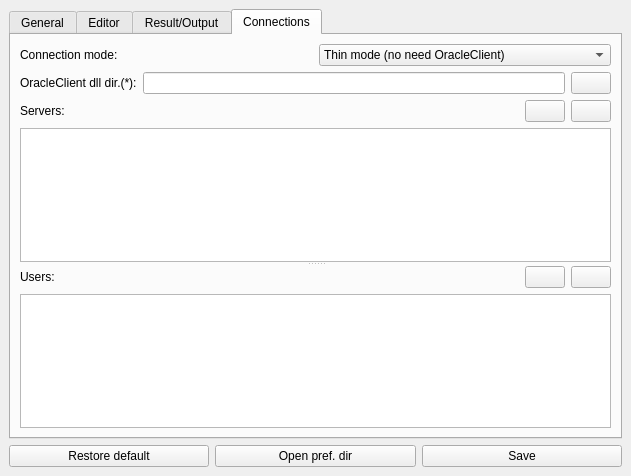
MValaguz/MSql, file source/qtdesigner/preferences_ui.ui: the form before one commit.
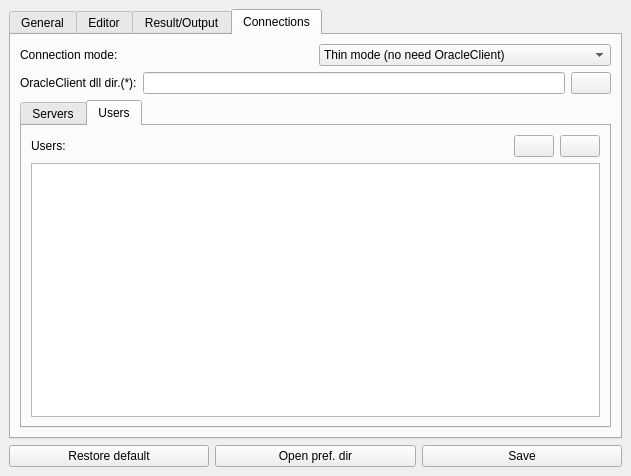
The form after the commit. The open tabs and pages were chosen to show the change. Icons and pictures are not drawn. Custom widgets are drawn as their Qt base class.

```diff
--- a/source/qtdesigner/preferences_ui.ui
+++ b/source/qtdesigner/preferences_ui.ui
@@ -635,11 +635,16 @@
          </layout>
         </item>
         <item row="2" column="0">
-         <widget class="QSplitter" name="splitter">
-          <property name="orientation">
-           <enum>Qt::Vertical</enum>
+         <widget class="QTabWidget" name="tabWidget">
+          <property name="currentIndex">
+           <number>0</number>
           </property>
-          <widget class="QWidget" name="layoutWidget">
+          <widget class="QWidget" name="tab">
+           <attribute name="title">
+            <string>Servers</string>
+           </attribute>
+           <layout class="QGridLayout" name="gridLayout_12">
+            <item row="0" column="0">
            <layout class="QVBoxLayout" name="verticalLayout">
             <item>
              <layout class="QHBoxLayout" name="horizontalLayout_3">
@@ -660,8 +665,8 @@
                 </property>
                 <property name="sizeHint" stdset="0">
                  <size>
-                  <width>40</width>
-                  <height>20</height>
+                    <width>158</width>
+                    <height>18</height>
                  </size>
                 </property>
                </spacer>
@@ -708,12 +713,19 @@
              </widget>
             </item>
            </layout>
+            </item>
+           </layout>
           </widget>
-          <widget class="QWidget" name="layoutWidget">
-           <layout class="QVBoxLayout" name="verticalLayout_2">
-            <item>
-             <layout class="QHBoxLayout" name="horizontalLayout_5">
-              <item>
+          <widget class="QWidget" name="tab_2">
+           <attribute name="title">
+            <string>Users</string>
+           </attribute>
+           <layout class="QGridLayout" name="gridLayout_11">
+            <item row="0" column="0">
+             <layout class="QGridLayout" name="gridLayout_9">
+              <item row="0" column="0">
+               <layout class="QGridLayout" name="gridLayout_10">
+                <item row="0" column="0">
                <widget class="QLabel" name="label_14">
                 <property name="text">
                  <string>Users:</string>
@@ -723,21 +735,21 @@
                 </property>
                </widget>
               </item>
-              <item>
+                <item row="0" column="1">
                <spacer name="horizontalSpacer_2">
                 <property name="orientation">
                  <enum>Qt::Horizontal</enum>
                 </property>
                 <property name="sizeHint" stdset="0">
                  <size>
-                  <width>40</width>
-                  <height>20</height>
+                    <width>258</width>
+                    <height>17</height>
                  </size>
                 </property>
                </spacer>
               </item>
-              <item>
-               <layout class="QHBoxLayout" name="horizontalLayout_4">
+                <item row="0" column="2">
+                 <layout class="QHBoxLayout" name="horizontalLayout_8">
                 <item>
                  <widget class="QPushButton" name="b_user_add">
                   <property name="toolTip">
@@ -770,7 +782,7 @@
               </item>
              </layout>
             </item>
-            <item>
+              <item row="1" column="0">
              <widget class="QTableWidget" name="o_users">
               <property name="selectionMode">
                <enum>QAbstractItemView::SingleSelection</enum>
@@ -778,6 +790,8 @@
              </widget>
             </item>
            </layout>
+            </item>
+           </layout>
           </widget>
          </widget>
         </item>
```
Left out of the diff: 277 changed lines with no effect on the pictures. Lines whose indentation alone changed are shown as unchanged.
